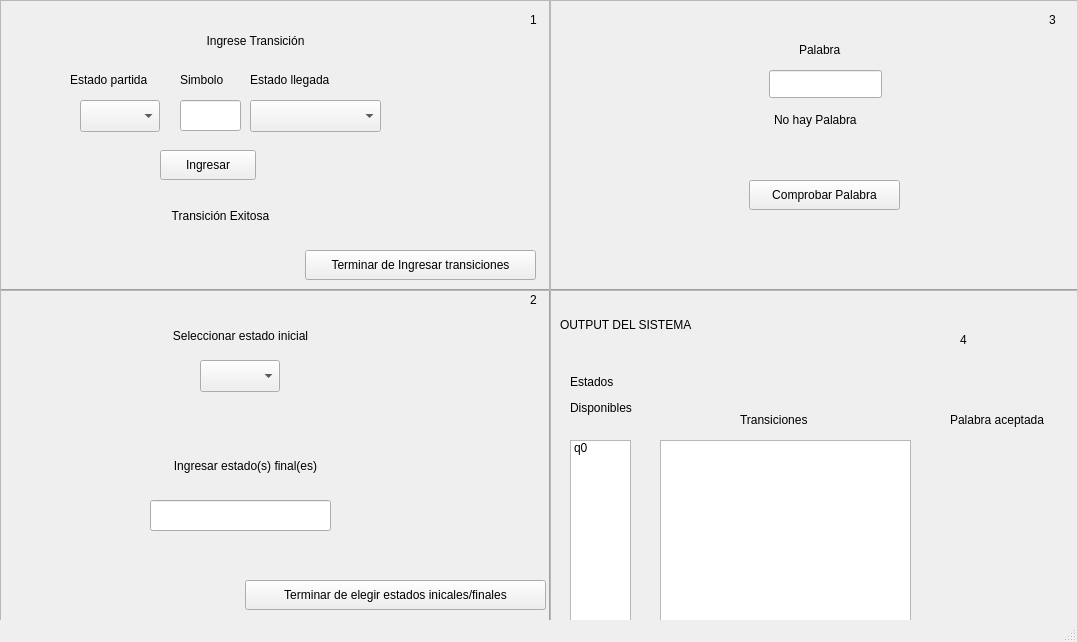
MrLohren/AFD_Automatas, file AFD_Automatas/mainwindow.ui: the form before one commit.
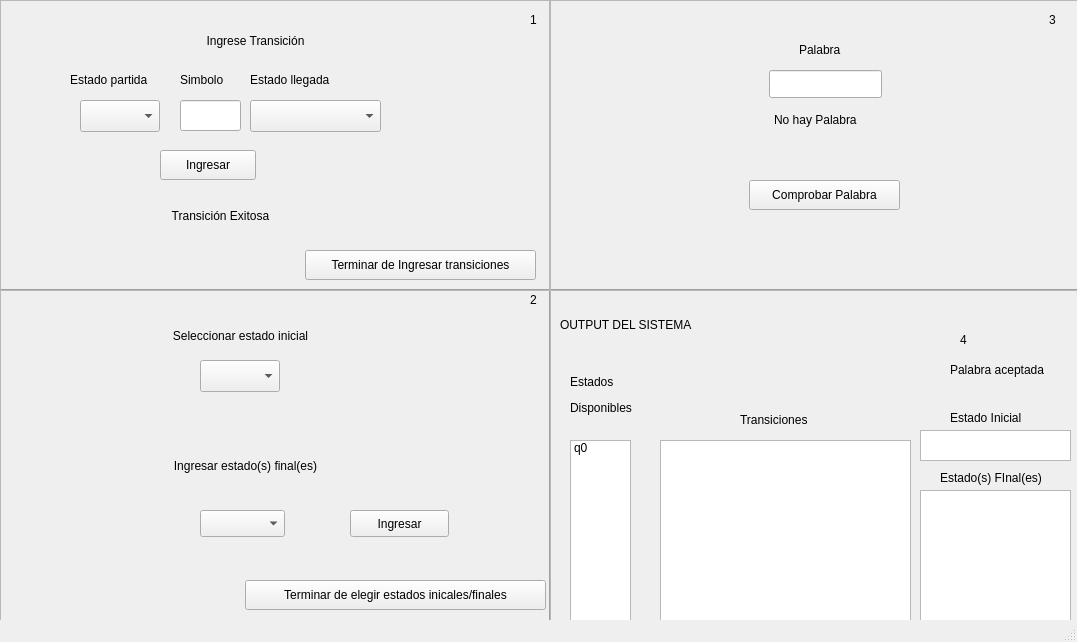
The form after the commit.

Patch:
```diff
--- a/AFD_Automatas/mainwindow.ui
+++ b/AFD_Automatas/mainwindow.ui
@@ -310,16 +310,6 @@
       <set>Qt::AlignCenter</set>
      </property>
     </widget>
-    <widget class="QLineEdit" name="lineEdit_2">
-     <property name="geometry">
-      <rect>
-       <x>150</x>
-       <y>210</y>
-       <width>181</width>
-       <height>31</height>
-      </rect>
-     </property>
-    </widget>
     <widget class="QLabel" name="label_6">
      <property name="geometry">
       <rect>
@@ -346,6 +336,29 @@
       <string>Terminar de elegir estados inicales/finales</string>
      </property>
     </widget>
+    <widget class="QComboBox" name="comboBoxEFinal">
+     <property name="geometry">
+      <rect>
+       <x>200</x>
+       <y>220</y>
+       <width>85</width>
+       <height>27</height>
+      </rect>
+     </property>
+    </widget>
+    <widget class="QPushButton" name="pushButtonEFinales">
+     <property name="geometry">
+      <rect>
+       <x>350</x>
+       <y>220</y>
+       <width>99</width>
+       <height>27</height>
+      </rect>
+     </property>
+     <property name="text">
+      <string>Ingresar</string>
+     </property>
+    </widget>
    </widget>
    <widget class="QListWidget" name="listWidget">
     <property name="geometry">
@@ -457,7 +470,7 @@
     <property name="geometry">
      <rect>
       <x>950</x>
-      <y>410</y>
+      <y>360</y>
       <width>121</width>
       <height>20</height>
      </rect>
@@ -489,19 +502,52 @@
      <string>Transiciones</string>
     </property>
    </widget>
-   <zorder>line</zorder>
-   <zorder>line_2</zorder>
-   <zorder>label_8</zorder>
-   <zorder>label_9</zorder>
-   <zorder>frame</zorder>
-   <zorder>label</zorder>
-   <zorder>frame_2</zorder>
-   <zorder>listWidget</zorder>
-   <zorder>label_10</zorder>
-   <zorder>frame_3</zorder>
-   <zorder>label_14</zorder>
-   <zorder>listWidget_2</zorder>
-   <zorder>label_16</zorder>
+   <widget class="QLabel" name="label_17">
+    <property name="geometry">
+     <rect>
+      <x>950</x>
+      <y>410</y>
+      <width>101</width>
+      <height>16</height>
+     </rect>
+    </property>
+    <property name="text">
+     <string>Estado Inicial</string>
+    </property>
+   </widget>
+   <widget class="QLabel" name="label_18">
+    <property name="geometry">
+     <rect>
+      <x>940</x>
+      <y>470</y>
+      <width>131</width>
+      <height>16</height>
+     </rect>
+    </property>
+    <property name="text">
+     <string>Estado(s) FInal(es)</string>
+    </property>
+   </widget>
+   <widget class="QListWidget" name="listWidgetEIniciales">
+    <property name="geometry">
+     <rect>
+      <x>920</x>
+      <y>430</y>
+      <width>151</width>
+      <height>31</height>
+     </rect>
+    </property>
+   </widget>
+   <widget class="QListWidget" name="listWidgetEFinales">
+    <property name="geometry">
+     <rect>
+      <x>920</x>
+      <y>490</y>
+      <width>151</width>
+      <height>131</height>
+     </rect>
+    </property>
+   </widget>
   </widget>
   <widget class="QStatusBar" name="statusBar"/>
  </widget>
```
Left out of the diff: 2 changed lines with no effect on the pictures.
